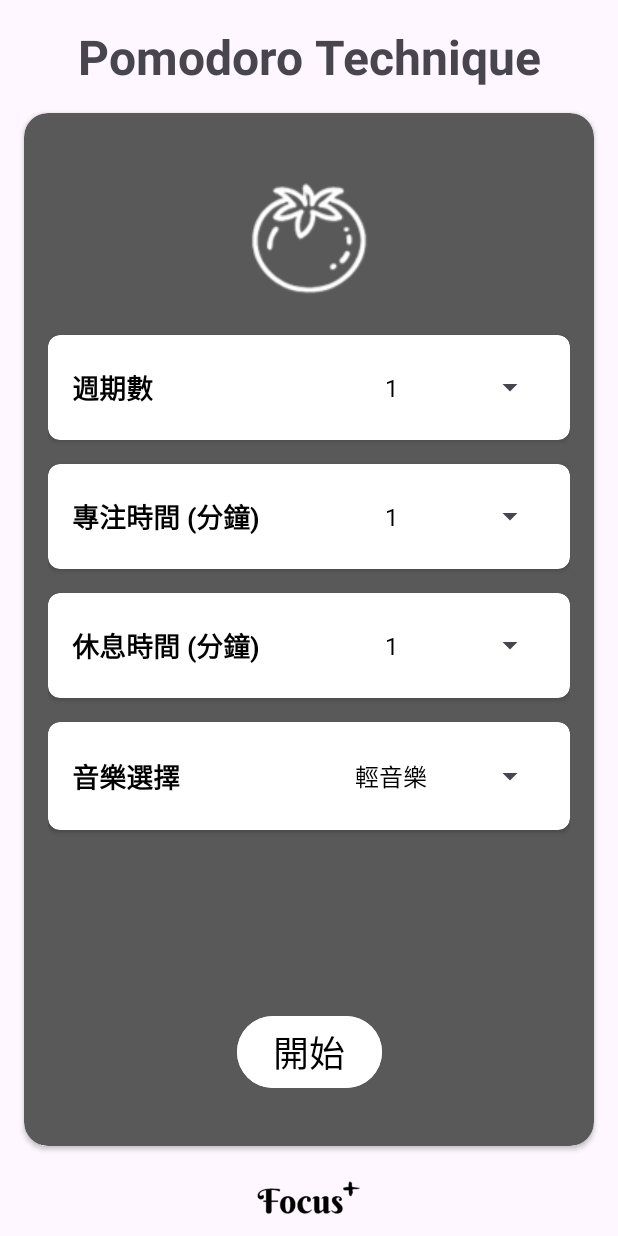
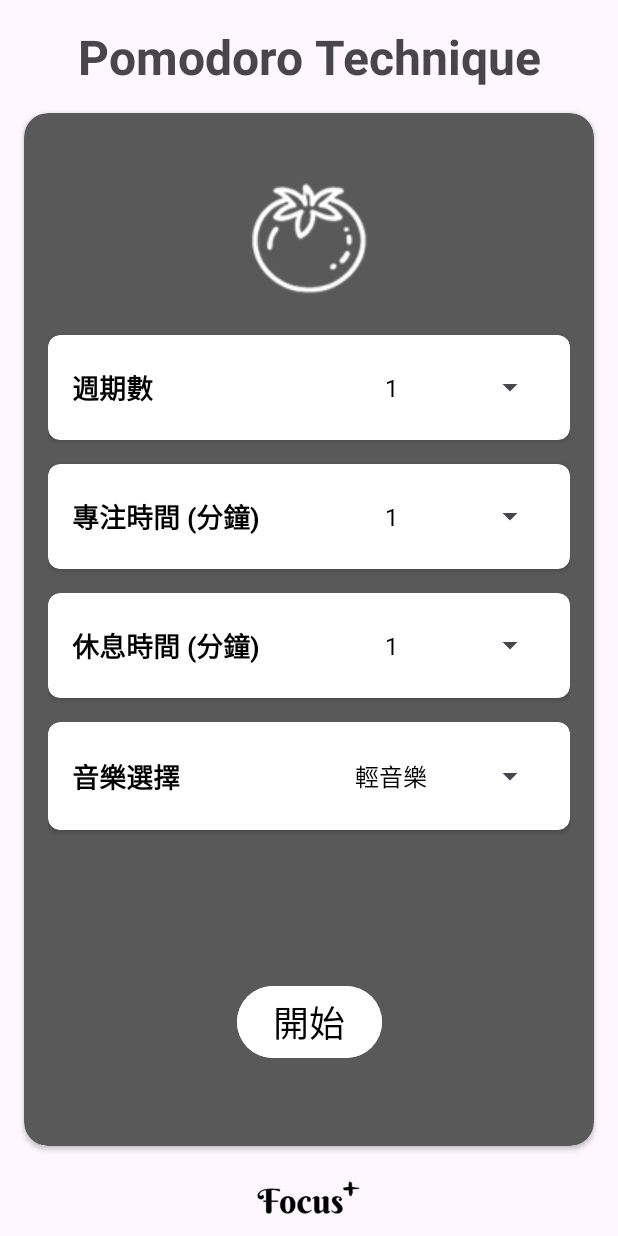
Before and after one commit to joejo04363108/Focus_plus, an Android app: the screen it shows after launch (tomato), after a tap on an icon or button, on a phone screen of 412 x 824 dp. Run offline under Robolectric (Android 15) with nearby library versions, the light colour scheme and no system bars.

Commit message:
mark04.0

```diff
--- a/app/src/main/java/com/example/focus_plus/MainActivity.java
+++ b/app/src/main/java/com/example/focus_plus/MainActivity.java
@@ -179,58 +179,6 @@ public class MainActivity extends AppCompatActivity {
             nextCourseTextView.setText("本日已無課程");
         }
     }
-/*
-    private void updateCourseStatus() {
-        // 獲取當前時間
-        Calendar calendar = Calendar.getInstance();
-        int currentHour = calendar.get(Calendar.HOUR_OF_DAY);
-        int currentMinute = calendar.get(Calendar.MINUTE);
-
-        // 將星期調整為 Monday = 0, Sunday = 6
-        int currentDayOfWeek = calendar.get(Calendar.DAY_OF_WEEK);
-        int adjustedDayOfWeek = (currentDayOfWeek + 5) % 7;
-
-        // 判斷當前時間屬於哪一節
-        int currentPeriod = -1; // 預設為非課堂時間
-        if (currentHour >= 8 && currentHour < 9) {
-            currentPeriod = 0;
-        } else if (currentHour >= 9 && currentHour < 10) {
-            currentPeriod = 1;
-        } else if (currentHour >= 10 && currentHour < 11) {
-            currentPeriod = 2;
-        } else if (currentHour >= 11 && currentHour < 12) {
-            currentPeriod = 3;
-        } else if (currentHour >= 13 && currentHour < 14) {
-            currentPeriod = 4;
-        } else if (currentHour >= 14 && currentHour < 15) {
-            currentPeriod = 5;
-        } else if (currentHour >= 15 && currentHour < 16) {
-            currentPeriod = 6;
-        } else if (currentHour >= 16 && currentHour < 17) {
-            currentPeriod = 7;
-        } else if (currentHour >= 17 && currentHour < 18) {
-            currentPeriod = 8;
-        }
-
-        Log.d("MainActivity", "當前時間: " + currentHour + ":" + currentMinute +
-                ", 星期: " + adjustedDayOfWeek + ", 節次: " + currentPeriod);
-
-        // 確認是否有課程
-        Course currentCourse = null;
-        for (Course course : courseList) {
-            if (course.dayOfWeek == adjustedDayOfWeek && course.startPeriod == currentPeriod) {
-                currentCourse = course;
-                break;
-            }
-        }
-
-        if (currentCourse != null) {
-            currentCourseTextView.setText(currentCourse.courseName);
-            setReminderForCourse(currentCourse);
-        } else {
-            currentCourseTextView.setText("當前無課程");
-        }
-    }*/
 
     private void setReminderForCourse(Course course) {
 
--- a/app/src/main/res/layout/activity_notes.xml
+++ b/app/src/main/res/layout/activity_notes.xml
@@ -29,7 +29,7 @@
             android:layout_height="wrap_content"
             android:layout_weight="1"
             android:gravity="center"
-            android:text="Note Book"
+            android:text="To-Do List"
             android:textSize="20sp"
             android:textStyle="bold" />
 
--- a/app/src/main/res/layout/activity_timer.xml
+++ b/app/src/main/res/layout/activity_timer.xml
@@ -43,6 +43,7 @@
                 android:id="@+id/circularTimerView"
                 android:layout_width="300dp"
                 android:layout_height="300dp"
+                android:layout_marginTop="0dp"
                 app:layout_constraintEnd_toEndOf="parent"
                 app:layout_constraintStart_toStartOf="parent"
                 app:layout_constraintTop_toTopOf="parent" />
@@ -52,7 +53,7 @@
                 android:id="@+id/cycleText"
                 android:layout_width="wrap_content"
                 android:layout_height="wrap_content"
-                android:layout_marginTop="12dp"
+                android:layout_marginTop="6dp"
                 android:text="第 1 週期"
                 android:textSize="34sp"
                 android:textStyle="bold"
@@ -66,7 +67,7 @@
                 android:id="@+id/focusTimeCard"
                 android:layout_width="0dp"
                 android:layout_height="wrap_content"
-                android:layout_marginTop="12dp"
+                android:layout_marginTop="18dp"
                 app:cardCornerRadius="8dp"
                 app:cardBackgroundColor="#FFFFFF"
                 app:layout_constraintTop_toBottomOf="@id/cycleText"
@@ -113,7 +114,7 @@
                 android:id="@+id/breakTimeCard"
                 android:layout_width="0dp"
                 android:layout_height="wrap_content"
-                android:layout_marginTop="12dp"
+                android:layout_marginTop="18dp"
                 app:cardCornerRadius="8dp"
                 app:cardBackgroundColor="#FFFFFF"
                 app:layout_constraintTop_toBottomOf="@id/focusTimeCard"
@@ -162,7 +163,7 @@
                 android:layout_height="wrap_content"
                 android:orientation="horizontal"
                 android:gravity="center"
-                android:layout_marginTop="88dp"
+                android:layout_marginTop="28dp"
                 app:layout_constraintTop_toBottomOf="@id/breakTimeCard"
                 app:layout_constraintStart_toStartOf="parent"
                 app:layout_constraintEnd_toEndOf="parent">
--- a/app/src/main/res/layout/activity_tomato.xml
+++ b/app/src/main/res/layout/activity_tomato.xml
@@ -230,7 +230,7 @@
                 android:id="@+id/startButton"
                 android:layout_width="wrap_content"
                 android:layout_height="wrap_content"
-                android:layout_marginTop="120dp"
+                android:layout_marginTop="100dp"
                 android:backgroundTint="#FFFFFF"
                 android:text="開始"
                 android:textColor="#000000"
```
